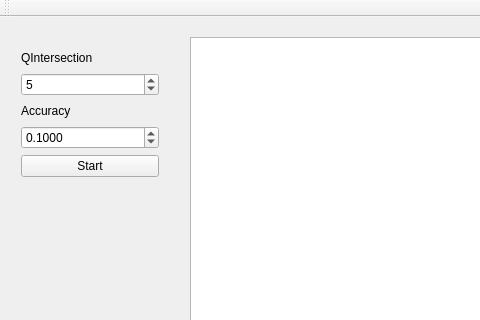
First picture: the form in mainwindow.ui, repository qbrefort/Qinter, before the edit; both pictures show x 0 to 480 and y 0 to 320 of the 629 by 514 pixel window.
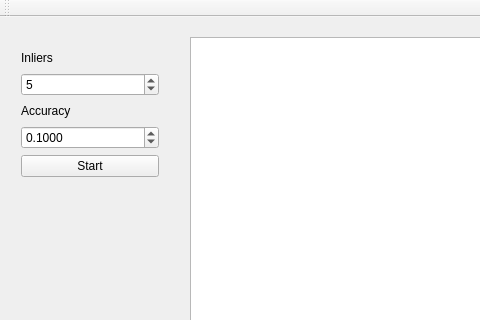
Second picture: the form after the edit.

Diff of the .ui file:
```diff
--- a/mainwindow.ui
+++ b/mainwindow.ui
@@ -43,7 +43,7 @@
      <item>
       <widget class="QLabel" name="label_Epsilon_2">
        <property name="text">
-        <string>QIntersection</string>
+        <string>Inliers</string>
        </property>
       </widget>
      </item>
```
